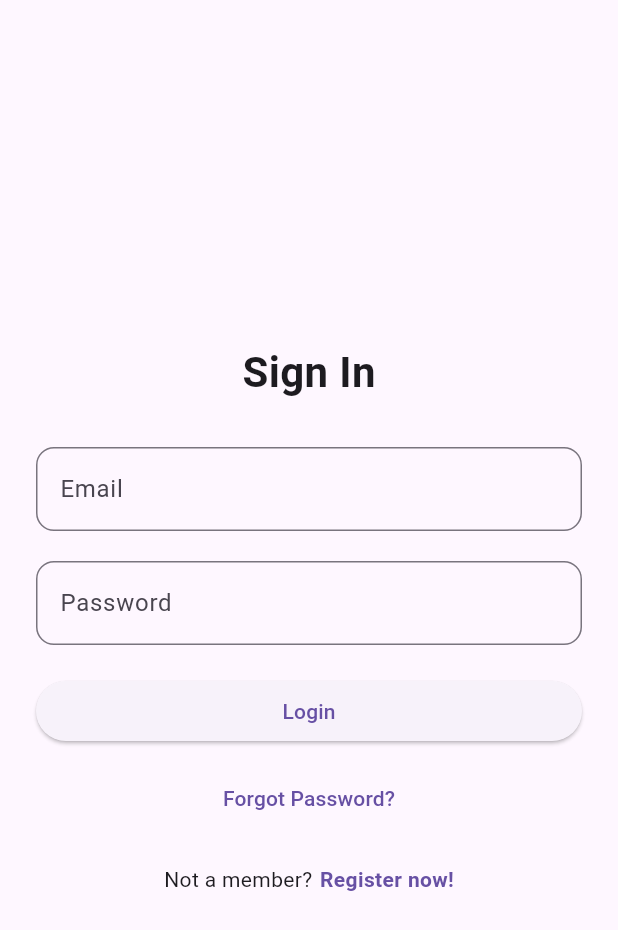
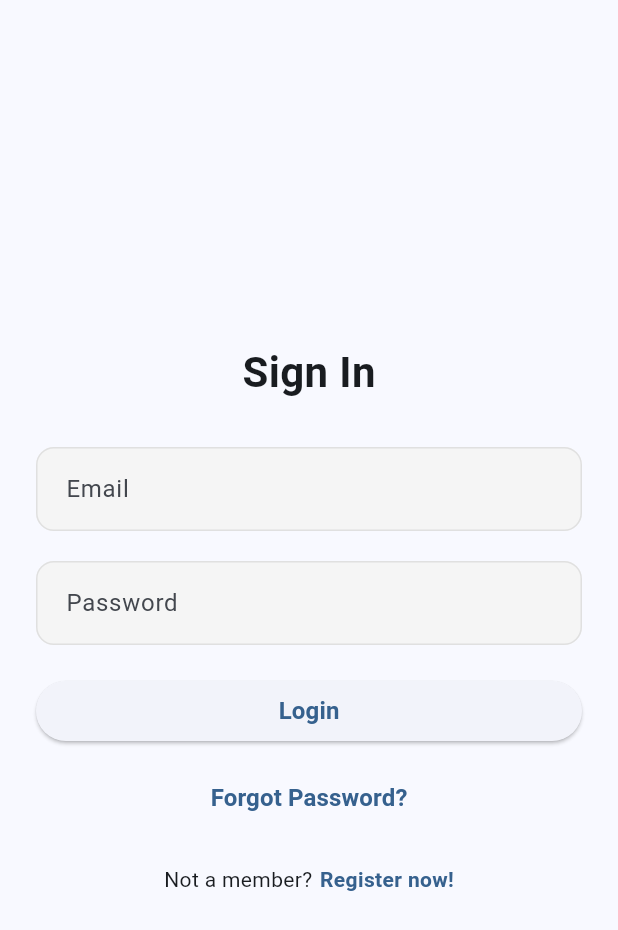
Before and after one commit to abdimannabov/Lab12, a Flutter app: the screen it shows after launch, on a phone screen of 412 x 824 dp. Shown: the top 930 px of the screen. Run offline on Flutter 3.47's test engine with Material 3 defaults, Android fonts, the phone set to English and light mode, and no system bars; our stand-ins replace firebase_auth, firebase_core; accounts and stored records are empty.

Commit message:
Update main.dart

```diff
--- a/lib/main.dart
+++ b/lib/main.dart
@@ -24,7 +24,44 @@ class MyApp extends StatelessWidget {
   Widget build(BuildContext context) {
     return MaterialApp(
       title: "User Register",
-      home: WelcomePage(),
+      theme: ThemeData(
+        colorScheme: ColorScheme.fromSeed(
+          seedColor: Colors.blue,
+          brightness: Brightness.light,
+        ),
+        useMaterial3: true,
+        textTheme: const TextTheme(
+          displayLarge: TextStyle(fontSize: 32, fontWeight: FontWeight.bold),
+          titleLarge: TextStyle(fontSize: 28, fontWeight: FontWeight.bold),
+          bodyLarge: TextStyle(fontSize: 16, height: 1.5),
+          labelLarge: TextStyle(fontSize: 16, fontWeight: FontWeight.bold),
+        ),
+        inputDecorationTheme: InputDecorationTheme(
+          filled: true,
+          fillColor: Colors.grey[100],
+          border: OutlineInputBorder(
+            borderRadius: BorderRadius.circular(12),
+            borderSide: BorderSide.none,
+          ),
+          enabledBorder: OutlineInputBorder(
+            borderRadius: BorderRadius.circular(12),
+            borderSide: BorderSide(color: Colors.grey[300]!),
+          ),
+          focusedBorder: OutlineInputBorder(
+            borderRadius: BorderRadius.circular(12),
+            borderSide: const BorderSide(color: Colors.blue, width: 2),
+          ),
+          errorBorder: OutlineInputBorder(
+            borderRadius: BorderRadius.circular(12),
+            borderSide: const BorderSide(color: Colors.red),
+          ),
+          contentPadding: const EdgeInsets.symmetric(
+            horizontal: 16,
+            vertical: 16,
+          ),
+        ),
+      ),
+      home: const WelcomePage(),
     );
   }
 }
```
